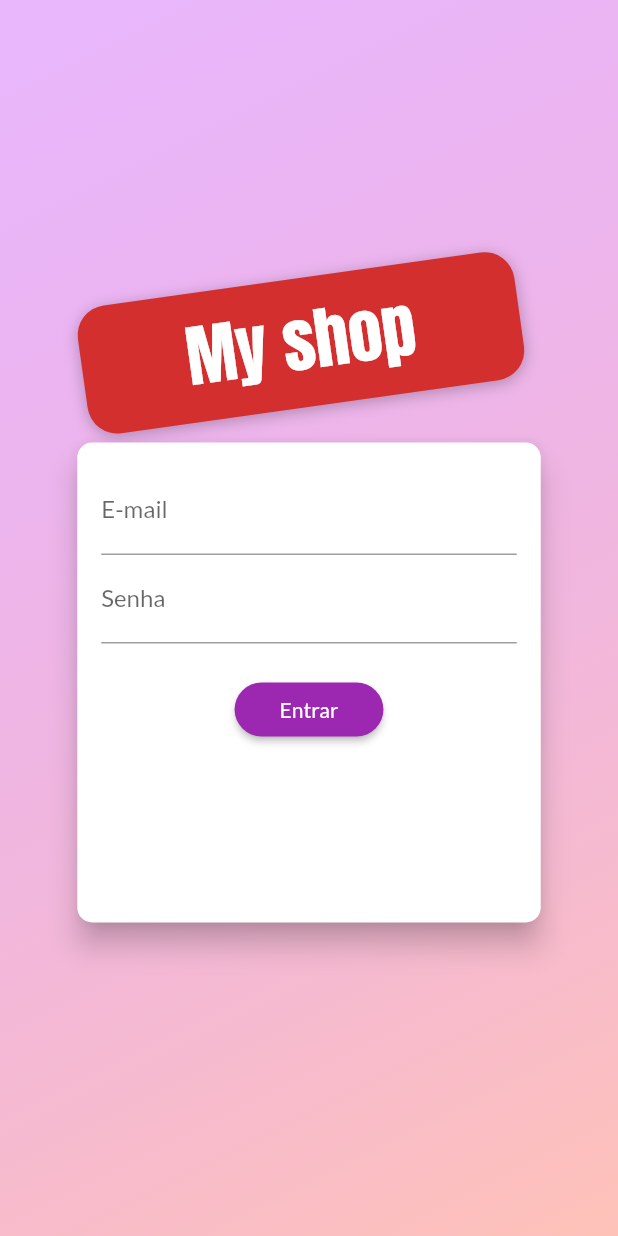
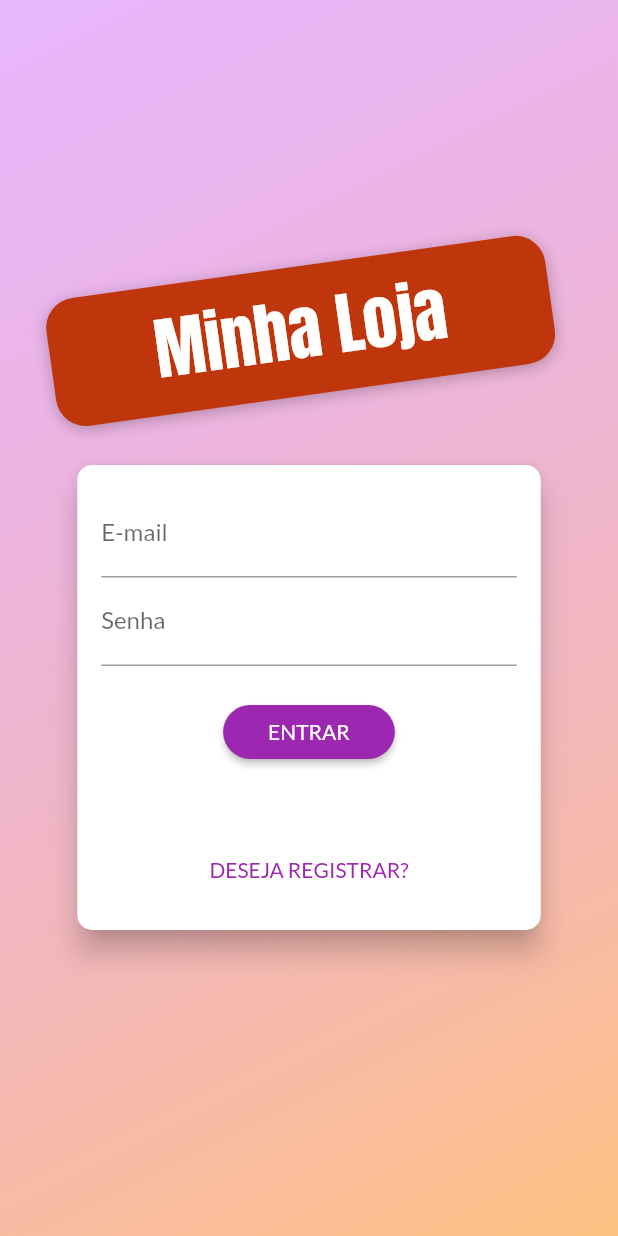
Before and after one commit to italogguasti/shop_provider, a Flutter app: the screen it shows after launch, on a phone screen of 412 x 824 dp. Run offline on Flutter 3.47's test engine with Material 2 defaults, Android fonts, the phone set to English and light mode, and no system bars.

```diff
--- a/lib/components/auth_form.dart
+++ b/lib/components/auth_form.dart
@@ -1,9 +1,11 @@
 import 'package:flutter/material.dart';
+import 'package:provider/provider.dart';
+import 'package:shop/models/auth.dart';
 
-enum AuthMode { Signup, Login }
+enum AuthMode { signup, login }
 
 class AuthForm extends StatefulWidget {
-  const AuthForm({super.key});
+  const AuthForm({Key? key}) : super(key: key);
 
   @override
   State<AuthForm> createState() => _AuthFormState();
@@ -11,36 +13,80 @@ class AuthForm extends StatefulWidget {
 
 class _AuthFormState extends State<AuthForm> {
   final _passwordController = TextEditingController();
-  final AuthMode _authMode = AuthMode.Login;
+  final _formKey = GlobalKey<FormState>();
+  bool _isLoading = false;
+  AuthMode _authMode = AuthMode.login;
   final Map<String, String> _authData = {
     'email': '',
     'password': '',
   };
 
-  void _submit() {}
+  bool _isLogin() => _authMode == AuthMode.login;
+  bool _isSignup() => _authMode == AuthMode.signup;
+
+  void _switchAuthMode() {
+    setState(() {
+      if (_isLogin()) {
+        _authMode = AuthMode.login;
+      } else {
+        _authMode = AuthMode.signup;
+      }
+    });
+  }
+
+  Future<void> _submit() async {
+    final isValid = _formKey.currentState?.validate() ?? false;
+
+    if (!isValid) {
+      return;
+    }
+
+    setState(() => _isLoading = true);
+
+    _formKey.currentState?.save();
+    Auth auth = Provider.of(context, listen: false);
+
+    if (_isLogin()) {
+      // Login
+      await auth.login(
+        _authData['email']!,
+        _authData['password']!,
+      );
+    } else {
+      // Registrar
+      await auth.signup(
+        _authData['email']!,
+        _authData['password']!,
+      );
+    }
+
+    setState(() => _isLoading = false);
+  }
 
   @override
   Widget build(BuildContext context) {
     final deviceSize = MediaQuery.of(context).size;
-
     return Card(
-      shape: RoundedRectangleBorder(borderRadius: BorderRadius.circular(10.0)),
-      elevation: 8.0,
+      elevation: 8,
+      shape: RoundedRectangleBorder(
+        borderRadius: BorderRadius.circular(10),
+      ),
       child: Container(
-        padding: const EdgeInsets.all(16.0),
-        height: 320.0,
-        width: deviceSize.width * .75,
+        padding: const EdgeInsets.all(16),
+        height: _isLogin() ? 310 : 400,
+        width: deviceSize.width * 0.75,
         child: Form(
+          key: _formKey,
           child: Column(
             children: [
               TextFormField(
                 decoration: const InputDecoration(labelText: 'E-mail'),
                 keyboardType: TextInputType.emailAddress,
                 onSaved: (email) => _authData['email'] = email ?? '',
-                validator: (validatorEmail) {
-                  final email = validatorEmail ?? '';
+                validator: (vEmail) {
+                  final email = vEmail ?? '';
                   if (email.trim().isEmpty || !email.contains('@')) {
-                    return 'E-mail inválido.';
+                    return 'Informe um e-mail válido.';
                   }
                   return null;
                 },
@@ -51,44 +97,54 @@ class _AuthFormState extends State<AuthForm> {
                 obscureText: true,
                 controller: _passwordController,
                 onSaved: (password) => _authData['password'] = password ?? '',
-                validator: (validatorPassword) {
-                  final password = validatorPassword ?? '';
+                validator: (vPassword) {
+                  final password = vPassword ?? '';
                   if (password.isEmpty || password.length < 5) {
-                    return 'Informe uma senha válida.';
+                    return 'Informe uma senha válida';
                   }
                   return null;
                 },
               ),
-              if (_authMode == AuthMode.Signup)
+              if (_isSignup())
                 TextFormField(
                   decoration:
                       const InputDecoration(labelText: 'Confirmar Senha'),
                   keyboardType: TextInputType.emailAddress,
                   obscureText: true,
-                  validator: _authMode == AuthMode.Login
+                  validator: _isLogin()
                       ? null
-                      : (validatorPassword) {
-                          final password = validatorPassword ?? '';
+                      : (vPassword) {
+                          final password = vPassword ?? '';
                           if (password != _passwordController.text) {
-                            return 'Senhas não conferem.';
+                            return 'Senhas informadas não conferem.';
                           }
                           return null;
                         },
                 ),
-              const SizedBox(height: 20.0),
-              ElevatedButton(
-                onPressed: _submit,
-                style: ElevatedButton.styleFrom(
-                  shape: RoundedRectangleBorder(
-                    borderRadius: BorderRadius.circular(30.0),
+              const SizedBox(height: 20),
+              if (_isLoading)
+                const CircularProgressIndicator()
+              else
+                ElevatedButton(
+                  onPressed: _submit,
+                  style: ElevatedButton.styleFrom(
+                    shape: RoundedRectangleBorder(
+                      borderRadius: BorderRadius.circular(30),
+                    ),
+                    padding: const EdgeInsets.symmetric(
+                      horizontal: 30,
+                      vertical: 8,
+                    ),
                   ),
-                  padding: const EdgeInsets.symmetric(
-                    horizontal: 30.0,
-                    vertical: 8.0,
+                  child: Text(
+                    _authMode == AuthMode.login ? 'ENTRAR' : 'REGISTRAR',
                   ),
                 ),
+              const Spacer(),
+              TextButton(
+                onPressed: _switchAuthMode,
                 child: Text(
-                  _authMode == AuthMode.Login ? 'Entrar' : 'Registrar',
+                  _isLogin() ? 'DESEJA REGISTRAR?' : 'JÁ POSSUI CONTA?',
                 ),
               ),
             ],
--- a/lib/main.dart
+++ b/lib/main.dart
@@ -1,5 +1,6 @@
 import 'package:flutter/material.dart';
 import 'package:provider/provider.dart';
+import 'package:shop/models/auth.dart';
 import 'package:shop/models/cart.dart';
 import 'package:shop/models/order_list.dart';
 import 'package:shop/models/product_list.dart';
@@ -33,6 +34,9 @@ class MyApp extends StatelessWidget {
         ChangeNotifierProvider(
           create: (_) => OrderList(),
         ),
+        ChangeNotifierProvider(
+          create: (_) => Auth(),
+        ),
       ],
       child: MaterialApp(
         title: 'Flutter Demo',
@@ -45,7 +49,7 @@ class MyApp extends StatelessWidget {
         ),
         // home: const ProductsOverviewPage(),
         routes: {
-          AppRoutes.auth:(ctx) => AuthPage(),
+          AppRoutes.auth: (ctx) => const AuthPage(),
           AppRoutes.home: (ctx) => const ProductsOverviewPage(),
           AppRoutes.productDetail: (ctx) => const ProductDetailPage(),
           AppRoutes.cart: (ctx) => const CartPage(),
--- a/lib/models/order_list.dart
+++ b/lib/models/order_list.dart
@@ -22,7 +22,7 @@ class OrderList with ChangeNotifier {
     _items.clear();
 
     final response = await http.get(
-      Uri.parse('${Constants.ORDER_BASE_URL}.json'),
+      Uri.parse('${Constants.orderBaseUrl}.json'),
     );
     if (response.body == 'null') return;
     Map<String, dynamic> data = jsonDecode(response.body);
@@ -50,7 +50,7 @@ class OrderList with ChangeNotifier {
   Future<void> addOrder(Cart cart) async {
     final date = DateTime.now();
     final response = await http.post(
-      Uri.parse('${Constants.ORDER_BASE_URL}.json'),
+      Uri.parse('${Constants.orderBaseUrl}.json'),
       body: jsonEncode(
         {
           'total': cart.totalAmount,
--- a/lib/models/product.dart
+++ b/lib/models/product.dart
@@ -32,7 +32,7 @@ class Product with ChangeNotifier {
       _toggleFavorite();
 
       final response = await http.patch(
-        Uri.parse('${Constants.PRODUCT_BASE_URL}/$id.json'),
+        Uri.parse('${Constants.productBaseUrl}/$id.json'),
         body: jsonEncode({"isFavorite": isFavorite}),
       );
 
--- a/lib/models/product_list.dart
+++ b/lib/models/product_list.dart
@@ -20,7 +20,7 @@ class ProductList with ChangeNotifier {
   Future<void> loadProducts() async {
     _items.clear();
 
-    final response = await http.get(Uri.parse('${Constants.PRODUCT_BASE_URL}.json'));
+    final response = await http.get(Uri.parse('${Constants.productBaseUrl}.json'));
     if (response.body == 'null') return;
     Map<String, dynamic> data = jsonDecode(response.body);
     data.forEach((productId, productData) {
@@ -58,7 +58,7 @@ class ProductList with ChangeNotifier {
 
   Future<void> addProduct(Product product) async {
     final response = await http.post(
-      Uri.parse('${Constants.PRODUCT_BASE_URL}.json'),
+      Uri.parse('${Constants.productBaseUrl}.json'),
       body: jsonEncode(
         {
           "name": product.name,
@@ -87,7 +87,7 @@ class ProductList with ChangeNotifier {
 
     if (index >= 0) {
       await http.patch(
-        Uri.parse('${Constants.PRODUCT_BASE_URL}/${product.id}.json'),
+        Uri.parse('${Constants.productBaseUrl}/${product.id}.json'),
         body: jsonEncode(
           {
             "name": product.name,
--- a/lib/pages/auth_page.dart
+++ b/lib/pages/auth_page.dart
@@ -1,9 +1,10 @@
 import 'dart:math';
+
 import 'package:flutter/material.dart';
 import 'package:shop/components/auth_form.dart';
 
 class AuthPage extends StatelessWidget {
-  const AuthPage({super.key});
+  const AuthPage({Key? key}) : super(key: key);
 
   @override
   Widget build(BuildContext context) {
@@ -14,8 +15,8 @@ class AuthPage extends StatelessWidget {
             decoration: const BoxDecoration(
               gradient: LinearGradient(
                 colors: [
-                  Color.fromRGBO(215, 117, 255, .5),
-                  Color.fromRGBO(255, 188, 177, .9)
+                  Color.fromRGBO(215, 117, 255, 0.5),
+                  Color.fromRGBO(255, 188, 117, 0.9),
                 ],
                 begin: Alignment.topLeft,
                 end: Alignment.bottomRight,
@@ -25,29 +26,30 @@ class AuthPage extends StatelessWidget {
           SizedBox(
             width: double.infinity,
             child: Column(
+              crossAxisAlignment: CrossAxisAlignment.center,
               mainAxisAlignment: MainAxisAlignment.center,
-              crossAxisAlignment: CrossAxisAlignment.center,
               children: [
                 Container(
+                  margin: const EdgeInsets.only(bottom: 20),
                   padding: const EdgeInsets.symmetric(
-                    vertical: 10.0,
-                    horizontal: 70.0,
+                    vertical: 10,
+                    horizontal: 70,
                   ),
-                  // Cascade operator .. permite adicionar em cascata a uma lista, exemplo no fim do cód.
+                  // cascade operator
                   transform: Matrix4.rotationZ(-8 * pi / 180)..translate(-10.0),
-
                   decoration: BoxDecoration(
-                    borderRadius: BorderRadius.circular(20.0),
-                    color: Colors.red[700],
+                    borderRadius: BorderRadius.circular(20),
+                    color: Colors.deepOrange.shade900,
                     boxShadow: const [
                       BoxShadow(
-                          blurRadius: 8.0,
-                          color: Colors.black26,
-                          offset: Offset(0, 2)),
+                        blurRadius: 8,
+                        color: Colors.black26,
+                        offset: Offset(0, 2),
+                      ),
                     ],
                   ),
                   child: const Text(
-                    'My shop',
+                    'Minha Loja',
                     style: TextStyle(
                       fontSize: 45,
                       fontFamily: 'Anton',
@@ -65,15 +67,15 @@ class AuthPage extends StatelessWidget {
   }
 }
 
-// Cascade operator example
+// Exemplo usado para explicar o cascade operator
 // void main() {
-//  List<int> a = [1, 2, 3];
-// a.add(4);
-// a.add(5);
-// a.add(6);
+//   List<int> a = [1, 2, 3];
+//   a.add(4);
+//   a.add(5);
+//   a.add(6);
 
-// cascade operator
-// a..add(7)..add(8)..add(9);
+//   // cascade operator!
+//   a..add(7)..add(8)..add(9);
 
-// print(a)
+//   print(a);
 // }
--- a/lib/utils/constants.dart
+++ b/lib/utils/constants.dart
@@ -1,6 +1,7 @@
 class Constants {
-  static const PRODUCT_BASE_URL =
+  static const productBaseUrl =
       'https://shop-curse-default-rtdb.firebaseio.com/products';
-  static const ORDER_BASE_URL =
+  static const orderBaseUrl =
       'https://shop-curse-default-rtdb.firebaseio.com/orders';
+  static const webApiKey = 'AIzaSyBrizk2KFd7y8TYIinuoLqcQBZMJgwycJA';
 }
```
Also changed, not shown: lib/models/auth.dart (added, +31 -0 lines).
